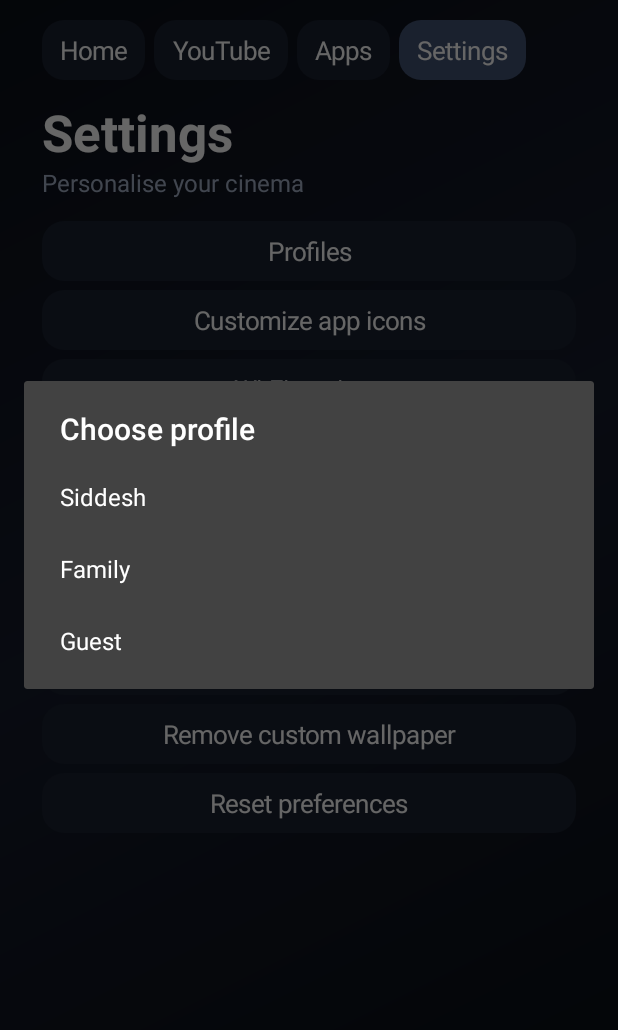
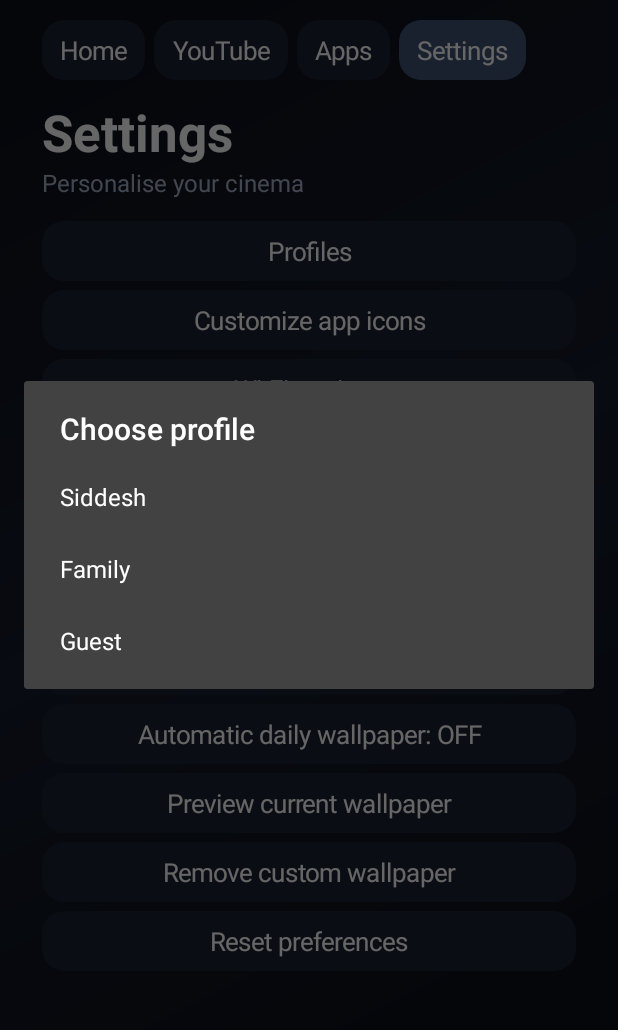
Before and after one commit to hearcome107-maker/mi-cinematic-launcher, an Android app: the screen it shows after launch (MainActivity), after a tap on "Profiles", on a phone screen of 412 x 824 dp, the part 83-1113 px from its top. Run offline under Robolectric (Android 15) with nearby library versions, the phone set to English and light mode, and no system bars; 3 other taps on this screen came first.

Commit message:
Add frosted clock and daily wallpaper collection rotation

```diff
--- a/app/src/main/java/com/siddesh/micinema/MainActivity.kt
+++ b/app/src/main/java/com/siddesh/micinema/MainActivity.kt
@@ -96,8 +96,20 @@ class MainActivity : Activity() {
     }
 
     private fun home() {
-        content.addView(text(SimpleDateFormat("h:mm",Locale.getDefault()).format(Date()),72f))
-        content.addView(text(SimpleDateFormat("EEEE, d MMMM",Locale.getDefault()).format(Date()).uppercase(Locale.getDefault()),16f,muted))
+        val clockPill = LinearLayout(this).apply {
+            orientation = LinearLayout.VERTICAL
+            gravity = Gravity.CENTER
+            setPadding(28, 14, 28, 14)
+            background = GradientDrawable().apply {
+                setColor(Color.argb(178, 24, 29, 40))
+                cornerRadius = 42f
+                setStroke(1, Color.argb(115, 220, 228, 245))
+            }
+            elevation = 12f
+        }
+        clockPill.addView(text(SimpleDateFormat("h:mm a",Locale.getDefault()).format(Date()),38f,Color.WHITE,true))
+        clockPill.addView(text(SimpleDateFormat("EEEE, d MMMM",Locale.getDefault()).format(Date()).uppercase(Locale.getDefault()),13f,muted))
+        content.addView(clockPill, LinearLayout.LayoutParams(-2, -2))
         content.addView(View(this),LinearLayout.LayoutParams(1,25))
         content.addView(text("YOUR CINEMA. YOUR HOME.",18f,Color.WHITE,true))
         content.addView(text("Welcome back, $profile",15f,muted))
@@ -324,13 +336,21 @@ class MainActivity : Activity() {
 
     private fun settings() {
         heading("Settings","Personalise your cinema")
-        listOf("Profiles" to { profiles() },"Customize app icons" to { customIconSettings() },"Wi-Fi settings" to { open(Settings.ACTION_WIFI_SETTINGS) },"Bluetooth settings" to { open(Settings.ACTION_BLUETOOTH_SETTINGS) },"System settings" to { systemSettings() },"Choose wallpaper" to { chooseWallpaper() },"Preview current wallpaper" to { previewWallpaper() },"Remove custom wallpaper" to { prefs.edit().remove("wallpaper_uri").apply(); shell(); show("Settings") },"Reset preferences" to { prefs.edit().clear().apply(); profile="Siddesh"; shell(); show("Home") }).forEach { item ->
+        listOf("Profiles" to { profiles() },"Customize app icons" to { customIconSettings() },"Wi-Fi settings" to { open(Settings.ACTION_WIFI_SETTINGS) },"Bluetooth settings" to { open(Settings.ACTION_BLUETOOTH_SETTINGS) },"System settings" to { systemSettings() },"Choose wallpaper" to { chooseWallpaper() },"Choose daily wallpaper collection" to { chooseWallpaperCollection() },"Automatic daily wallpaper: " + (if (prefs.getBoolean("auto_wallpaper", false)) "ON" else "OFF") to { val enabled = !prefs.getBoolean("auto_wallpaper", false); prefs.edit().putBoolean("auto_wallpaper", enabled).apply(); settings() },"Preview current wallpaper" to { previewWallpaper() },"Remove custom wallpaper" to { prefs.edit().remove("wallpaper_uri").apply(); shell(); show("Settings") },"Reset preferences" to { prefs.edit().clear().apply(); profile="Siddesh"; shell(); show("Home") }).forEach { item ->
             val b=action(item.first,item.second); val lp=LinearLayout.LayoutParams(-1,-2); lp.bottomMargin=9; content.addView(b,lp)
         }
     }
 
 
     private fun wallpaperBackground(): Drawable {
+        val collection = prefs.getString("wallpaper_list", null)
+        if (prefs.getBoolean("auto_wallpaper", false) && !collection.isNullOrBlank()) {
+            val items = collection.split("|").filter { it.isNotBlank() }
+            if (items.isNotEmpty()) {
+                val day = java.util.Calendar.getInstance().get(java.util.Calendar.DAY_OF_YEAR)
+                prefs.edit().putString("wallpaper_uri", items[day % items.size]).apply()
+            }
+        }
         val saved = prefs.getString("wallpaper_uri", null)
         if (saved != null) {
             try {
@@ -342,6 +362,17 @@ class MainActivity : Activity() {
             } catch (_: Exception) { prefs.edit().remove("wallpaper_uri").apply() }
         }
         return GradientDrawable(GradientDrawable.Orientation.TL_BR, intArrayOf(bg,Color.rgb(20,27,43),Color.rgb(8,11,18)))
+    }
+
+    private fun chooseWallpaperCollection() {
+        val intent = Intent(Intent.ACTION_OPEN_DOCUMENT).apply {
+            addCategory(Intent.CATEGORY_OPENABLE)
+            type = "image/*"
+            putExtra(Intent.EXTRA_ALLOW_MULTIPLE, true)
+            addFlags(Intent.FLAG_GRANT_READ_URI_PERMISSION or Intent.FLAG_GRANT_PERSISTABLE_URI_PERMISSION)
+        }
+        try { startActivityForResult(intent, 412) }
+        catch (_: Exception) { Toast.makeText(this, "Image picker is not available on this TV.", Toast.LENGTH_LONG).show() }
     }
 
     private fun chooseWallpaper() {
@@ -385,6 +416,21 @@ class MainActivity : Activity() {
                 Toast.makeText(this, "Could not save this image. Try another image.", Toast.LENGTH_LONG).show()
             }
         }
+        if (requestCode == 412 && resultCode == RESULT_OK) {
+            val uris = mutableListOf<Uri>()
+            data?.clipData?.let { clip -> for (i in 0 until clip.itemCount) uris.add(clip.getItemAt(i).uri) }
+            if (uris.isEmpty()) data?.data?.let { uris.add(it) }
+            if (uris.isEmpty()) return
+            try {
+                uris.forEach { uri -> contentResolver.takePersistableUriPermission(uri, Intent.FLAG_GRANT_READ_URI_PERMISSION) }
+                prefs.edit().putString("wallpaper_list", uris.joinToString("|") { it.toString() }).putBoolean("auto_wallpaper", true).apply()
+                shell()
+                show("Home")
+                Toast.makeText(this, "Daily wallpaper collection saved.", Toast.LENGTH_SHORT).show()
+            } catch (_: Exception) {
+                Toast.makeText(this, "Could not save the collection. Try selecting fewer images.", Toast.LENGTH_LONG).show()
+            }
+        }
         if (requestCode == 411 && resultCode == RESULT_OK) {
             val uri=data?.data ?: return
             val pkg=iconTargetPackage ?: return
```
